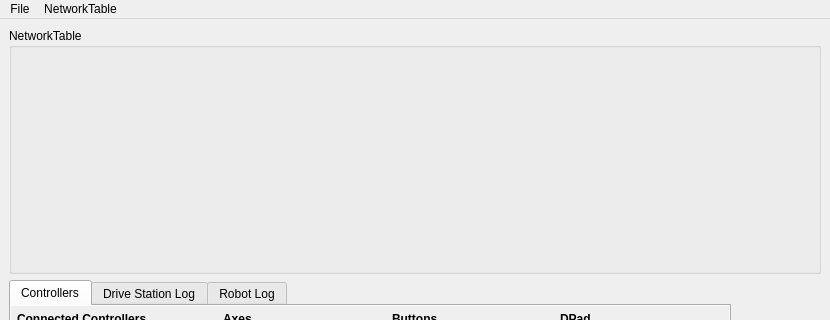
This is ui/drive_station.ui in ArPiRobot/ArPiRobot-DriveStation as Qt 5 draws it before an edit; both pictures show x 0 to 830 and y 0 to 320 of the 830 by 600 pixel window. The edited form follows.
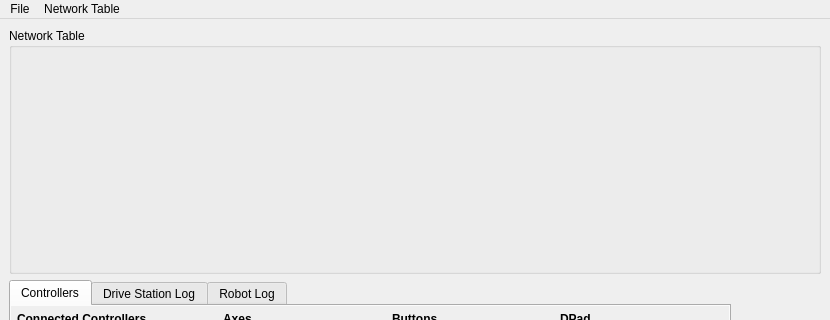
This is the edited form.

Patch:
```diff
--- a/ui/drive_station.ui
+++ b/ui/drive_station.ui
@@ -36,7 +36,7 @@
        </size>
       </property>
       <property name="title">
-       <string>NetworkTable</string>
+       <string>Network Table</string>
       </property>
       <property name="flat">
        <bool>false</bool>
@@ -984,7 +984,7 @@
    </widget>
    <widget class="QMenu" name="menuNetworkTable">
     <property name="title">
-     <string>NetworkTable</string>
+     <string>Network Table</string>
     </property>
     <addaction name="actionAdd_Indicator"/>
     <addaction name="actionClear"/>
```
Left out of the diff: 1 changed line with no effect on the pictures.
